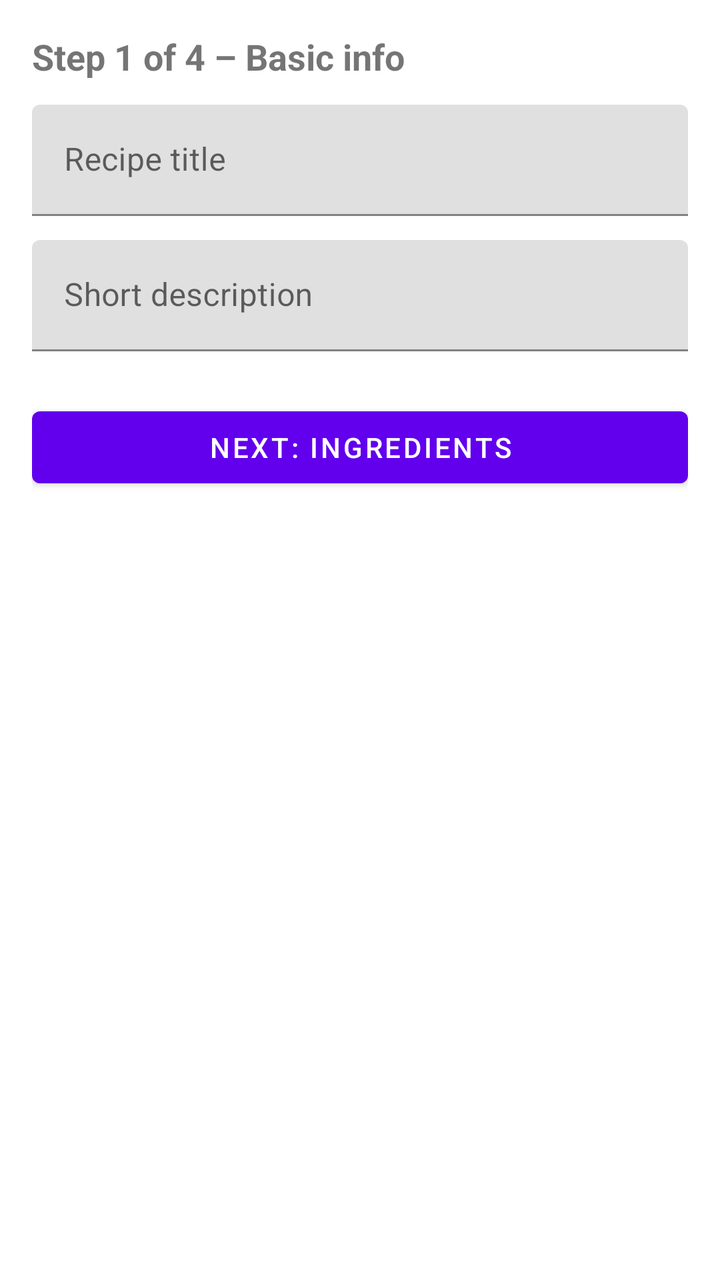
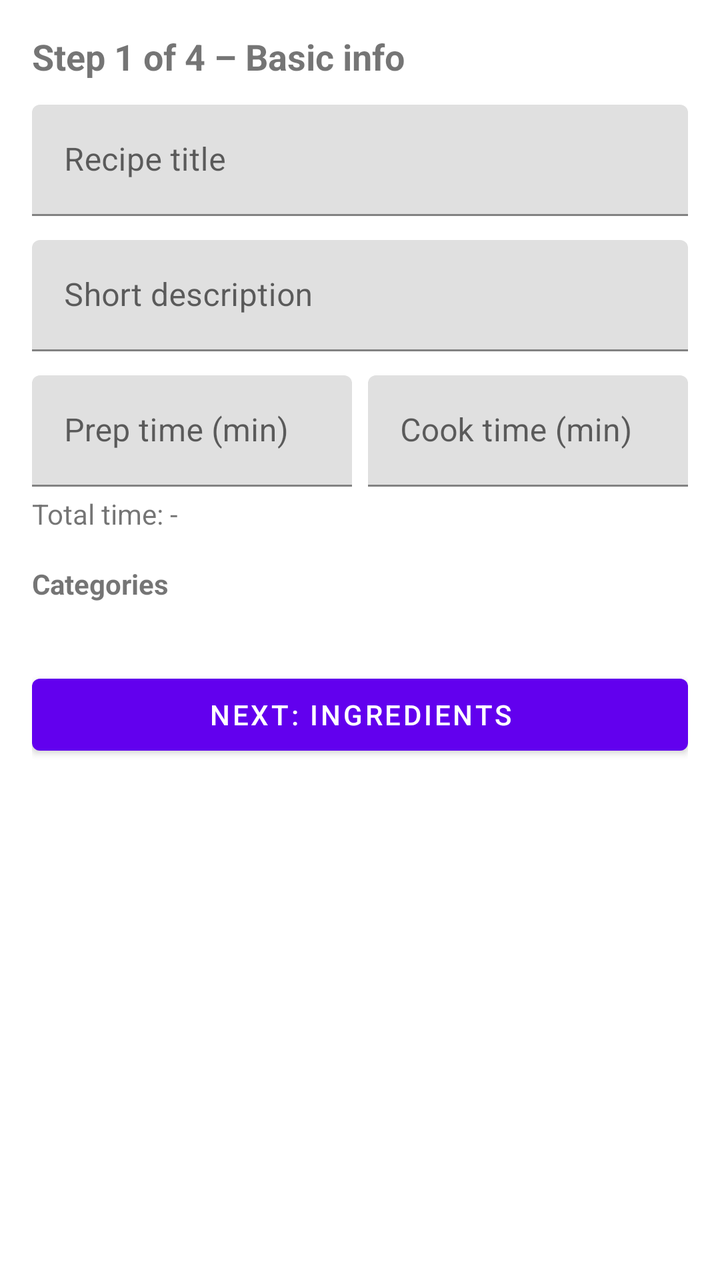

Before-and-after screenshots of an Android layout around one commit, followed by the original layout XML and the change that was made.
<!-- AndroidManifest.xml: application theme Theme.AbiCook -->
<!-- res/layout/fragment_create_recipe.xml -->
<?xml version="1.0" encoding="utf-8"?>
<ScrollView xmlns:android="http://schemas.android.com/apk/res/android"
    xmlns:app="http://schemas.android.com/apk/res-auto"
    android:layout_width="match_parent"
    android:layout_height="match_parent">

    <LinearLayout
        android:orientation="vertical"
        android:padding="16dp"
        android:layout_width="match_parent"
        android:layout_height="wrap_content">

        
        <LinearLayout
            android:id="@+id/groupStepBasic"
            android:orientation="vertical"
            android:layout_width="match_parent"
            android:layout_height="wrap_content">

            <TextView
                android:layout_width="match_parent"
                android:layout_height="wrap_content"
                android:text="Step 1 of 4 – Basic info"
                android:textSize="18sp"
                android:textStyle="bold"
                android:layout_marginBottom="12dp" />

            <com.google.android.material.textfield.TextInputLayout
                android:layout_width="match_parent"
                android:layout_height="wrap_content"
                android:hint="Recipe title">

                <com.google.android.material.textfield.TextInputEditText
                    android:id="@+id/etTitle"
                    android:layout_width="match_parent"
                    android:layout_height="wrap_content" />
            </com.google.android.material.textfield.TextInputLayout>

            <com.google.android.material.textfield.TextInputLayout
                android:layout_width="match_parent"
                android:layout_height="wrap_content"
                android:hint="Short description"
                android:layout_marginTop="12dp">

                <com.google.android.material.textfield.TextInputEditText
                    android:id="@+id/etDescription"
                    android:layout_width="match_parent"
                    android:layout_height="wrap_content" />
            </com.google.android.material.textfield.TextInputLayout>

            <com.google.android.material.button.MaterialButton
                android:id="@+id/btnNextFromBasic"
                android:layout_width="match_parent"
                android:layout_height="wrap_content"
                android:layout_marginTop="24dp"
                android:text="Next: Ingredients" />
        </LinearLayout>

        
        <LinearLayout
            android:id="@+id/groupStepIngredients"
            android:orientation="vertical"
            android:layout_width="match_parent"
            android:layout_height="wrap_content"
            android:visibility="gone">

            <TextView
                android:layout_width="match_parent"
                android:layout_height="wrap_content"
                android:text="Step 2 of 4 – Ingredients"
                android:textSize="18sp"
                android:textStyle="bold"
                android:layout_marginBottom="12dp" />

            
            <LinearLayout
                android:id="@+id/containerIngredients"
                android:orientation="vertical"
                android:layout_width="match_parent"
                android:layout_height="wrap_content" />

            <com.google.android.material.button.MaterialButton
                android:id="@+id/btnAddIngredient"
                android:layout_width="match_parent"
                android:layout_height="wrap_content"
                android:layout_marginTop="12dp"
                android:text="+ Add ingredient" />

            <LinearLayout
                android:orientation="horizontal"
                android:layout_width="match_parent"
                android:layout_height="wrap_content"
                android:layout_marginTop="24dp">

                <com.google.android.material.button.MaterialButton
                    android:id="@+id/btnBackFromIngredients"
                    android:layout_width="0dp"
                    android:layout_height="wrap_content"
                    android:layout_weight="1"
                    android:text="Back" />

                <com.google.android.material.button.MaterialButton
                    android:id="@+id/btnNextFromIngredients"
                    android:layout_width="0dp"
                    android:layout_height="wrap_content"
                    android:layout_weight="1"
                    android:text="Next: Steps" />
            </LinearLayout>
        </LinearLayout>

        
        <LinearLayout
            android:id="@+id/groupStepSteps"
            android:orientation="vertical"
            android:layout_width="match_parent"
            android:layout_height="wrap_content"
            android:visibility="gone">

            <TextView
                android:layout_width="match_parent"
                android:layout_height="wrap_content"
                android:text="Step 3 of 4 – Preparation"
                android:textSize="18sp"
                android:textStyle="bold"
                android:layout_marginBottom="12dp" />

            <LinearLayout
                android:id="@+id/containerSteps"
                android:orientation="vertical"
                android:layout_width="match_parent"
                android:layout_height="wrap_content" />

            <com.google.android.material.button.MaterialButton
                android:id="@+id/btnAddStep"
                android:layout_width="match_parent"
                android:layout_height="wrap_content"
                android:layout_marginTop="12dp"
                android:text="+ Add step" />

            <LinearLayout
                android:orientation="horizontal"
                android:layout_width="match_parent"
                android:layout_height="wrap_content"
                android:layout_marginTop="24dp">

                <com.google.android.material.button.MaterialButton
                    android:id="@+id/btnBackFromSteps"
                    android:layout_width="0dp"
                    android:layout_height="wrap_content"
                    android:layout_weight="1"
                    android:text="Back" />

                <com.google.android.material.button.MaterialButton
                    android:id="@+id/btnNextFromSteps"
                    android:layout_width="0dp"
                    android:layout_height="wrap_content"
                    android:layout_weight="1"
                    android:text="Next: Summary" />
            </LinearLayout>
        </LinearLayout>

        
        <LinearLayout
            android:id="@+id/groupStepSummary"
            android:orientation="vertical"
            android:layout_width="match_parent"
            android:layout_height="wrap_content"
            android:visibility="gone">

            <TextView
                android:layout_width="match_parent"
                android:layout_height="wrap_content"
                android:text="Step 4 of 4 – Summary"
                android:textSize="18sp"
                android:textStyle="bold"
                android:layout_marginBottom="12dp" />

            <TextView
                android:id="@+id/tvSummaryTitle"
                android:layout_width="match_parent"
                android:layout_height="wrap_content"
                android:textStyle="bold"
                android:textSize="16sp"
                android:layout_marginTop="8dp" />

            <TextView
                android:id="@+id/tvSummaryDescription"
                android:layout_width="match_parent"
                android:layout_height="wrap_content"
                android:layout_marginTop="4dp" />

            <TextView
                android:id="@+id/tvSummaryIngredients"
                android:layout_width="match_parent"
                android:layout_height="wrap_content"
                android:layout_marginTop="8dp" />

            <TextView
                android:id="@+id/tvSummarySteps"
                android:layout_width="match_parent"
                android:layout_height="wrap_content"
                android:layout_marginTop="8dp" />

            <LinearLayout
                android:orientation="horizontal"
                android:layout_width="match_parent"
                android:layout_height="wrap_content"
                android:layout_marginTop="24dp">

                <com.google.android.material.button.MaterialButton
                    android:id="@+id/btnBackFromSummary"
                    android:layout_width="0dp"
                    android:layout_height="wrap_content"
                    android:layout_weight="1"
                    android:text="Back" />

                <com.google.android.material.button.MaterialButton
                    android:id="@+id/btnPublish"
                    android:layout_width="0dp"
                    android:layout_height="wrap_content"
                    android:layout_weight="1"
                    android:text="Publish" />
            </LinearLayout>

            <ProgressBar
                android:id="@+id/progressBar"
                style="?android:attr/progressBarStyleSmall"
                android:layout_width="wrap_content"
                android:layout_height="wrap_content"
                android:layout_marginTop="16dp"
                android:layout_gravity="center_horizontal"
                android:visibility="gone" />
        </LinearLayout>

    </LinearLayout>
</ScrollView>
<!-- resources referenced by this layout -->
<resources>
  <style name="Theme.AbiCook" parent="Theme.MaterialComponents.DayNight.DarkActionBar">
          
          <item name="colorPrimary">@color/purple_500</item>
          <item name="colorPrimaryVariant">@color/purple_700</item>
          <item name="colorOnPrimary">@color/white</item>
          
          <item name="colorSecondary">@color/teal_200</item>
          <item name="colorSecondaryVariant">@color/teal_700</item>
          <item name="colorOnSecondary">@color/black</item>
          
          <item name="android:statusBarColor">?attr/colorPrimaryVariant</item>
          
      </style>
  <color name="purple_500">#FF6200EE</color>
  <color name="purple_700">#FF3700B3</color>
  <color name="white">#FFFFFFFF</color>
  <color name="teal_200">#FF03DAC5</color>
  <color name="teal_700">#FF018786</color>
  <color name="black">#FF000000</color>
</resources>

<!-- the commit's change to res/layout/fragment_create_recipe.xml (unified diff, before → after) -->
@@ -47,6 +47,64 @@
                     android:layout_width="match_parent"
                     android:layout_height="wrap_content" />
             </com.google.android.material.textfield.TextInputLayout>
+
+            
+            <LinearLayout
+                android:orientation="horizontal"
+                android:layout_width="match_parent"
+                android:layout_height="wrap_content"
+                android:layout_marginTop="12dp">
+
+                <com.google.android.material.textfield.TextInputLayout
+                    android:layout_width="0dp"
+                    android:layout_height="wrap_content"
+                    android:layout_weight="1"
+                    android:hint="Prep time (min)">
+
+                    <com.google.android.material.textfield.TextInputEditText
+                        android:id="@+id/etPrepTime"
+                        android:layout_width="match_parent"
+                        android:layout_height="wrap_content"
+                        android:inputType="number" />
+                </com.google.android.material.textfield.TextInputLayout>
+
+                <com.google.android.material.textfield.TextInputLayout
+                    android:layout_width="0dp"
+                    android:layout_height="wrap_content"
+                    android:layout_weight="1"
+                    android:layout_marginStart="8dp"
+                    android:hint="Cook time (min)">
+
+                    <com.google.android.material.textfield.TextInputEditText
+                        android:id="@+id/etCookTime"
+                        android:layout_width="match_parent"
+                        android:layout_height="wrap_content"
+                        android:inputType="number" />
+                </com.google.android.material.textfield.TextInputLayout>
+            </LinearLayout>
+
+            <TextView
+                android:id="@+id/tvTotalTime"
+                android:layout_width="match_parent"
+                android:layout_height="wrap_content"
+                android:layout_marginTop="4dp"
+                android:text="Total time: -" />
+
+            
+            <TextView
+                android:layout_width="match_parent"
+                android:layout_height="wrap_content"
+                android:layout_marginTop="16dp"
+                android:text="Categories"
+                android:textStyle="bold" />
+
+            <com.google.android.material.chip.ChipGroup
+                android:id="@+id/chipGroupCategories"
+                android:layout_width="match_parent"
+                android:layout_height="wrap_content"
+                android:layout_marginTop="8dp"
+                app:chipSpacingHorizontal="8dp"
+                app:chipSpacingVertical="4dp" />
 
             <com.google.android.material.button.MaterialButton
                 android:id="@+id/btnNextFromBasic"
@@ -72,7 +130,6 @@
                 android:textStyle="bold"
                 android:layout_marginBottom="12dp" />
 
-            
             <LinearLayout
                 android:id="@+id/containerIngredients"
                 android:orientation="vertical"
@@ -190,6 +247,18 @@
                 android:layout_marginTop="4dp" />
 
             <TextView
+                android:id="@+id/tvSummaryTime"
+                android:layout_width="match_parent"
+                android:layout_height="wrap_content"
+                android:layout_marginTop="4dp" />
+
+            <TextView
+                android:id="@+id/tvSummaryCategories"
+                android:layout_width="match_parent"
+                android:layout_height="wrap_content"
+                android:layout_marginTop="4dp" />
+
+            <TextView
                 android:id="@+id/tvSummaryIngredients"
                 android:layout_width="match_parent"
                 android:layout_height="wrap_content"
@@ -201,11 +270,18 @@
                 android:layout_height="wrap_content"
                 android:layout_marginTop="8dp" />
 
+            <com.google.android.material.button.MaterialButton
+                android:id="@+id/btnPreview"
+                android:layout_width="match_parent"
+                android:layout_height="wrap_content"
+                android:layout_marginTop="16dp"
+                android:text="Preview recipe" />
+
             <LinearLayout
                 android:orientation="horizontal"
                 android:layout_width="match_parent"
                 android:layout_height="wrap_content"
-                android:layout_marginTop="24dp">
+                android:layout_marginTop="16dp">
 
                 <com.google.android.material.button.MaterialButton
                     android:id="@+id/btnBackFromSummary"
